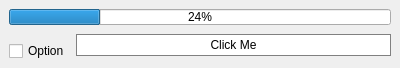
Qt form forms/MainWindow.ui (nixonsd/qt-compression) before a commit.
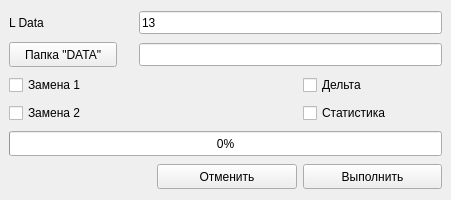
The same form after that commit.

```diff
--- a/forms/MainWindow.ui
+++ b/forms/MainWindow.ui
@@ -9,26 +9,26 @@
    <rect>
     <x>0</x>
     <y>0</y>
-    <width>400</width>
-    <height>68</height>
+    <width>451</width>
+    <height>200</height>
    </rect>
   </property>
   <property name="sizePolicy">
-   <sizepolicy hsizetype="Fixed" vsizetype="Fixed">
+   <sizepolicy hsizetype="Minimum" vsizetype="Minimum">
     <horstretch>0</horstretch>
     <verstretch>0</verstretch>
    </sizepolicy>
   </property>
   <property name="minimumSize">
    <size>
-    <width>400</width>
-    <height>68</height>
+    <width>0</width>
+    <height>200</height>
    </size>
   </property>
   <property name="maximumSize">
    <size>
-    <width>400</width>
-    <height>68</height>
+    <width>16777215</width>
+    <height>200</height>
    </size>
   </property>
   <property name="tabletTracking">
@@ -40,18 +40,21 @@
   <property name="windowTitle">
    <string>CD</string>
   </property>
-  <property name="layoutDirection">
-   <enum>Qt::LeftToRight</enum>
-  </property>
-  <property name="autoFillBackground">
-   <bool>false</bool>
-  </property>
   <property name="styleSheet">
-   <string notr="true">QPushButton#pushButton {
-	color: black;
-	background: white;
-	border: 1px solid grey;
-	height: 20px;
+   <string notr="true">QWidget#MainWindow {
+margin: 0;
+}
+
+QPushButton {
+height: 17px;
+}
+
+QLineEdit {
+height: 17px;
+}
+
+QPushButton#DataFolder {
+width: 100px;
 }</string>
   </property>
   <property name="animated">
@@ -61,58 +64,160 @@
    <bool>false</bool>
   </property>
   <widget class="QWidget" name="centralwidget">
-   <property name="layoutDirection">
-    <enum>Qt::LeftToRight</enum>
-   </property>
-   <property name="autoFillBackground">
-    <bool>true</bool>
-   </property>
-   <layout class="QGridLayout" name="gridLayout" rowstretch="0,0,0,0,0">
-    <item row="1" column="0" colspan="2">
+   <layout class="QGridLayout" name="gridLayout">
+    <item row="0" column="0">
+     <widget class="QLabel" name="label">
+      <property name="sizePolicy">
+       <sizepolicy hsizetype="Fixed" vsizetype="Preferred">
+        <horstretch>0</horstretch>
+        <verstretch>0</verstretch>
+       </sizepolicy>
+      </property>
+      <property name="text">
+       <string>L Data</string>
+      </property>
+     </widget>
+    </item>
+    <item row="7" column="0">
+     <widget class="QCheckBox" name="firstReplace">
+      <property name="text">
+       <string>Замена 1</string>
+      </property>
+     </widget>
+    </item>
+    <item row="10" column="6">
+     <widget class="QPushButton" name="executeButton">
+      <property name="sizePolicy">
+       <sizepolicy hsizetype="Expanding" vsizetype="Fixed">
+        <horstretch>0</horstretch>
+        <verstretch>0</verstretch>
+       </sizepolicy>
+      </property>
+      <property name="text">
+       <string>Выполнить</string>
+      </property>
+     </widget>
+    </item>
+    <item row="6" column="0" colspan="2">
+     <widget class="QPushButton" name="DataFolder">
+      <property name="sizePolicy">
+       <sizepolicy hsizetype="Fixed" vsizetype="Fixed">
+        <horstretch>0</horstretch>
+        <verstretch>0</verstretch>
+       </sizepolicy>
+      </property>
+      <property name="text">
+       <string>Папка &quot;DATA&quot;</string>
+      </property>
+     </widget>
+    </item>
+    <item row="8" column="0">
+     <widget class="QCheckBox" name="secondReplace">
+      <property name="text">
+       <string>Замена 2</string>
+      </property>
+     </widget>
+    </item>
+    <item row="0" column="2" colspan="5">
+     <widget class="QLineEdit" name="LData">
+      <property name="sizePolicy">
+       <sizepolicy hsizetype="Expanding" vsizetype="Fixed">
+        <horstretch>0</horstretch>
+        <verstretch>0</verstretch>
+       </sizepolicy>
+      </property>
+      <property name="text">
+       <string>13</string>
+      </property>
+     </widget>
+    </item>
+    <item row="9" column="0" colspan="7">
      <widget class="QProgressBar" name="progressBar">
-      <property name="sizePolicy">
-       <sizepolicy hsizetype="Preferred" vsizetype="Fixed">
-        <horstretch>0</horstretch>
-        <verstretch>0</verstretch>
-       </sizepolicy>
-      </property>
-      <property name="value">
-       <number>24</number>
-      </property>
-     </widget>
-    </item>
-    <item row="2" column="1" rowspan="3">
-     <widget class="QPushButton" name="pushButton">
-      <property name="sizePolicy">
-       <sizepolicy hsizetype="Preferred" vsizetype="Fixed">
-        <horstretch>0</horstretch>
-        <verstretch>0</verstretch>
-       </sizepolicy>
-      </property>
       <property name="styleSheet">
-       <string notr="true"/>
+       <string notr="true">height: 25px;</string>
       </property>
-      <property name="text">
-       <string>Click Me</string>
+      <property name="value">
+       <number>0</number>
       </property>
-     </widget>
-    </item>
-    <item row="4" column="0">
-     <widget class="QCheckBox" name="checkBox">
-      <property name="sizePolicy">
-       <sizepolicy hsizetype="Maximum" vsizetype="Maximum">
-        <horstretch>0</horstretch>
-        <verstretch>0</verstretch>
-       </sizepolicy>
+      <property name="alignment">
+       <set>Qt::AlignCenter</set>
       </property>
-      <property name="autoFillBackground">
+      <property name="textVisible">
+       <bool>true</bool>
+      </property>
+      <property name="invertedAppearance">
        <bool>false</bool>
       </property>
+      <property name="textDirection">
+       <enum>QProgressBar::TopToBottom</enum>
+      </property>
+     </widget>
+    </item>
+    <item row="7" column="6">
+     <widget class="QCheckBox" name="DeltaBox">
+      <property name="sizePolicy">
+       <sizepolicy hsizetype="Minimum" vsizetype="Fixed">
+        <horstretch>0</horstretch>
+        <verstretch>0</verstretch>
+       </sizepolicy>
+      </property>
       <property name="text">
-       <string>Option</string>
+       <string>Дельта</string>
       </property>
      </widget>
     </item>
+    <item row="10" column="5">
+     <widget class="QPushButton" name="cancelButton">
+      <property name="sizePolicy">
+       <sizepolicy hsizetype="Expanding" vsizetype="Fixed">
+        <horstretch>0</horstretch>
+        <verstretch>0</verstretch>
+       </sizepolicy>
+      </property>
+      <property name="text">
+       <string>Отменить</string>
+      </property>
+     </widget>
+    </item>
+    <item row="8" column="6">
+     <widget class="QCheckBox" name="statisticsBox">
+      <property name="sizePolicy">
+       <sizepolicy hsizetype="Minimum" vsizetype="Fixed">
+        <horstretch>0</horstretch>
+        <verstretch>0</verstretch>
+       </sizepolicy>
+      </property>
+      <property name="text">
+       <string>Статистика</string>
+      </property>
+     </widget>
+    </item>
+    <item row="6" column="2" colspan="5">
+     <widget class="QLineEdit" name="DataFolderPath">
+      <property name="sizePolicy">
+       <sizepolicy hsizetype="Expanding" vsizetype="Fixed">
+        <horstretch>0</horstretch>
+        <verstretch>0</verstretch>
+       </sizepolicy>
+      </property>
+     </widget>
+    </item>
+    <item row="0" column="1">
+     <spacer name="horizontalSpacer">
+      <property name="orientation">
+       <enum>Qt::Horizontal</enum>
+      </property>
+      <property name="sizeType">
+       <enum>QSizePolicy::Fixed</enum>
+      </property>
+      <property name="sizeHint" stdset="0">
+       <size>
+        <width>40</width>
+        <height>20</height>
+       </size>
+      </property>
+     </spacer>
+    </item>
    </layout>
   </widget>
  </widget>
```
Left out of the diff: 15 changed lines with no effect on the pictures.
